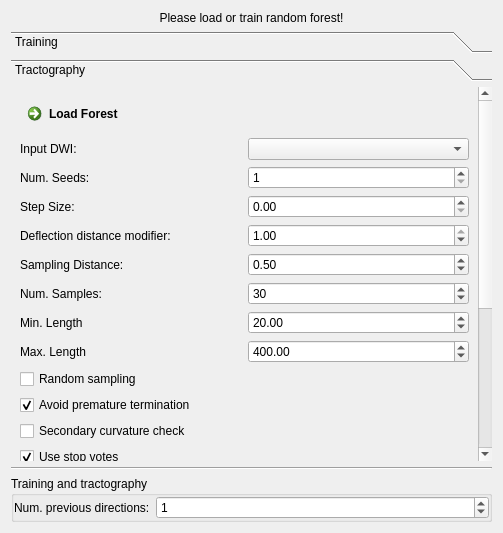
First picture: the form in Plugins/org.mitk.gui.qt.diffusionimaging/src/internal/QmitkMLBTViewControls.ui, repository pollen-metrology/MITK, before the edit.
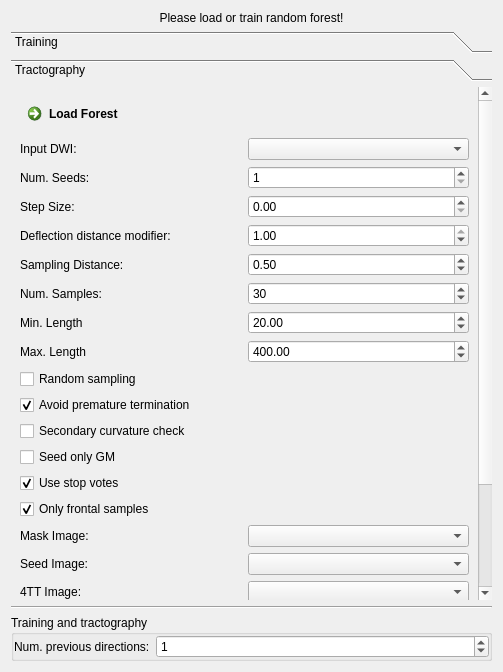
Second picture: the form after the edit. The open tabs and pages were chosen to show the change. Icons and pictures are not drawn. Custom widgets are drawn as their Qt base class.

Commit message: finished GM seeding and gm check

What changed in the file:
```diff
--- a/Plugins/org.mitk.gui.qt.diffusionimaging/src/internal/QmitkMLBTViewControls.ui
+++ b/Plugins/org.mitk.gui.qt.diffusionimaging/src/internal/QmitkMLBTViewControls.ui
@@ -7,7 +7,7 @@
     <x>0</x>
     <y>0</y>
     <width>503</width>
-    <height>533</height>
+    <height>672</height>
    </rect>
   </property>
   <property name="windowTitle">
@@ -17,15 +17,15 @@
    <item row="4" column="0">
     <widget class="QToolBox" name="toolBox">
      <property name="currentIndex">
-      <number>0</number>
+      <number>1</number>
      </property>
      <widget class="QWidget" name="page">
       <property name="geometry">
        <rect>
         <x>0</x>
         <y>0</y>
-        <width>471</width>
-        <height>388</height>
+        <width>485</width>
+        <height>517</height>
        </rect>
       </property>
       <attribute name="label">
@@ -390,13 +390,23 @@
         <x>0</x>
         <y>0</y>
         <width>471</width>
-        <height>631</height>
+        <height>657</height>
        </rect>
       </property>
       <attribute name="label">
        <string>Tractography</string>
       </attribute>
       <layout class="QGridLayout" name="gridLayout_2">
+       <item row="2" column="0">
+        <widget class="QCheckBox" name="m_RandomSampling">
+         <property name="text">
+          <string>Random sampling</string>
+         </property>
+         <property name="checked">
+          <bool>false</bool>
+         </property>
+        </widget>
+       </item>
        <item row="1" column="0">
         <widget class="QFrame" name="frame_2">
          <property name="frameShape">
@@ -582,17 +592,7 @@
          </property>
         </widget>
        </item>
-       <item row="5" column="0">
-        <widget class="QCheckBox" name="m_UseStopVotes">
-         <property name="text">
-          <string>Use stop votes</string>
-         </property>
-         <property name="checked">
-          <bool>true</bool>
-         </property>
-        </widget>
-       </item>
-       <item row="16" column="0">
+       <item row="17" column="0">
         <widget class="QFrame" name="frame_4">
          <property name="frameShape">
           <enum>QFrame::NoFrame</enum>
@@ -636,40 +636,7 @@
          </layout>
         </widget>
        </item>
-       <item row="6" column="0">
-        <widget class="QCheckBox" name="m_OnlyForwardSamples">
-         <property name="text">
-          <string>Only frontal samples</string>
-         </property>
-         <property name="checked">
-          <bool>true</bool>
-         </property>
-        </widget>
-       </item>
-       <item row="17" column="0">
-        <spacer name="verticalSpacer">
-         <property name="orientation">
-          <enum>Qt::Vertical</enum>
-         </property>
-         <property name="sizeHint" stdset="0">
-          <size>
-           <width>20</width>
-           <height>40</height>
-          </size>
-         </property>
-        </spacer>
-       </item>
-       <item row="2" column="0">
-        <widget class="QCheckBox" name="m_RandomSampling">
-         <property name="text">
-          <string>Random sampling</string>
-         </property>
-         <property name="checked">
-          <bool>false</bool>
-         </property>
-        </widget>
-       </item>
-       <item row="12" column="0">
+       <item row="13" column="0">
         <widget class="QFrame" name="frame_5">
          <property name="frameShape">
           <enum>QFrame::NoFrame</enum>
@@ -735,17 +702,20 @@
          </layout>
         </widget>
        </item>
-       <item row="3" column="0">
-        <widget class="QCheckBox" name="m_AvoidStop">
-         <property name="text">
-          <string>Avoid premature termination</string>
+       <item row="18" column="0">
+        <spacer name="verticalSpacer">
+         <property name="orientation">
+          <enum>Qt::Vertical</enum>
          </property>
-         <property name="checked">
-          <bool>true</bool>
+         <property name="sizeHint" stdset="0">
+          <size>
+           <width>20</width>
+           <height>40</height>
+          </size>
          </property>
-        </widget>
+        </spacer>
        </item>
-       <item row="9" column="0">
+       <item row="10" column="0">
         <widget class="QFrame" name="frame_3">
          <property name="frameShape">
           <enum>QFrame::NoFrame</enum>
@@ -809,6 +779,46 @@
          </layout>
         </widget>
        </item>
+       <item row="6" column="0">
+        <widget class="QCheckBox" name="m_UseStopVotes">
+         <property name="text">
+          <string>Use stop votes</string>
+         </property>
+         <property name="checked">
+          <bool>true</bool>
+         </property>
+        </widget>
+       </item>
+       <item row="3" column="0">
+        <widget class="QCheckBox" name="m_AvoidStop">
+         <property name="text">
+          <string>Avoid premature termination</string>
+         </property>
+         <property name="checked">
+          <bool>true</bool>
+         </property>
+        </widget>
+       </item>
+       <item row="7" column="0">
+        <widget class="QCheckBox" name="m_OnlyForwardSamples">
+         <property name="text">
+          <string>Only frontal samples</string>
+         </property>
+         <property name="checked">
+          <bool>true</bool>
+         </property>
+        </widget>
+       </item>
+       <item row="5" column="0">
+        <widget class="QCheckBox" name="m_SeedGm">
+         <property name="text">
+          <string>Seed only GM</string>
+         </property>
+         <property name="checked">
+          <bool>false</bool>
+         </property>
+        </widget>
+       </item>
       </layout>
      </widget>
     </widget>
```
The commit also changes 4 other files.
